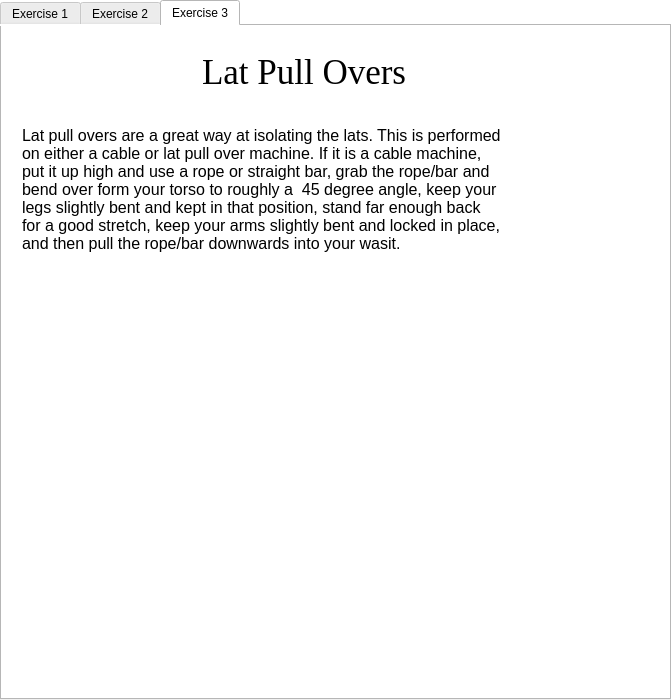
Before: the Qt Designer form lats_widget.ui in RyanH-007/Computer-Science-NEW, drawn with Qt 5.
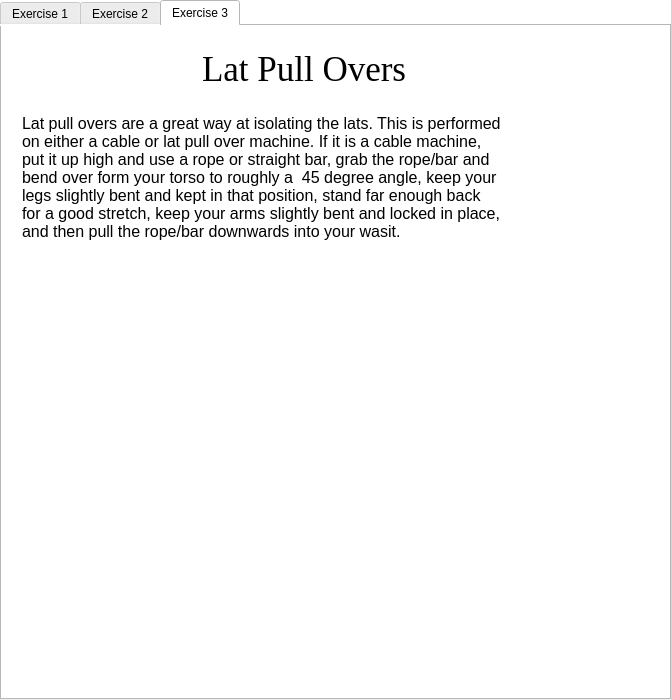
After: the same form once the commit is applied. The open tabs and pages were chosen to show the change. Icons and pictures are not drawn.

The edit to the form file:
```diff
--- a/lats_widget.ui
+++ b/lats_widget.ui
@@ -164,7 +164,7 @@
      <property name="geometry">
       <rect>
        <x>200</x>
-       <y>20</y>
+       <y>17</y>
        <width>271</width>
        <height>51</height>
       </rect>
@@ -183,7 +183,7 @@
      <property name="geometry">
       <rect>
        <x>20</x>
-       <y>100</y>
+       <y>88</y>
        <width>481</width>
        <height>231</height>
       </rect>
@@ -207,7 +207,7 @@
      <property name="geometry">
       <rect>
        <x>20</x>
-       <y>350</y>
+       <y>319</y>
        <width>621</width>
        <height>311</height>
       </rect>
```
